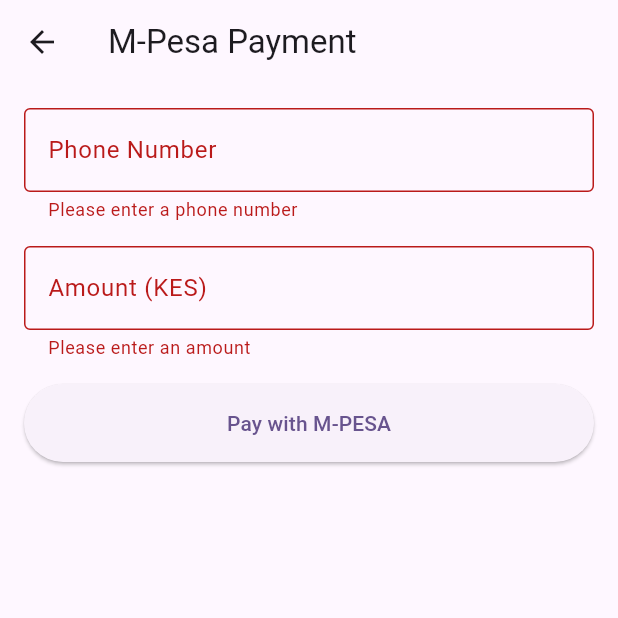
After one commit to m-wambua/Gipaw-tailor, a Flutter app: the MpesaPaymentScreen screen opened directly, after a tap on "Pay with M-PESA", on a phone screen of 412 x 824 dp, the top half of it. The commit adds this screen. Run offline on Flutter 3.47's test engine with Material 3 defaults, Android fonts, the phone set to English and light mode, and no system bars.

Commit message:
added mpesa page

```diff
--- a/lib/homepage.dart
+++ b/lib/homepage.dart
@@ -1,7 +1,7 @@
-
 import 'package:flutter/material.dart';
 import 'package:gipaw_tailor/clothesentrymodel/newandrepare.dart';
 import 'package:gipaw_tailor/contacts/contactspage.dart';
+import 'package:gipaw_tailor/paymentmethod/mpesa/mpesapage.dart';
 import 'package:gipaw_tailor/remindersystem/reminderclass.dart';
 import 'package:gipaw_tailor/remindersystem/reminderpage.dart';
 import 'package:gipaw_tailor/uniforms/sales/salesitems.dart';
@@ -225,7 +225,8 @@ class _MyHomePageState extends State<MyHomePage> {
                         ),
                         TextFormField(
                           controller: _chargesController,
-                          decoration: const InputDecoration(labelText: 'Charges'),
+                          decoration:
+                              const InputDecoration(labelText: 'Charges'),
                           validator: (value) =>
                               value!.isEmpty ? 'Please enter a charge' : null,
                         ),
@@ -815,13 +816,10 @@ class _MyHomePageState extends State<MyHomePage> {
                   ),
                   TextButton(
                       onPressed: () {
-
-
                         Navigator.push(
                             context,
                             MaterialPageRoute(
                                 builder: (context) => const ContactsPage()));
-
                       },
                       child: const Text("Contacts"))
                 ]))
@@ -1006,7 +1004,8 @@ class _MyHomePageState extends State<MyHomePage> {
                 case StockStatus.outOfStock:
                   return Container(
                     margin: const EdgeInsets.only(top: 8),
-                    padding: const EdgeInsets.symmetric(horizontal: 12, vertical: 6),
+                    padding:
+                        const EdgeInsets.symmetric(horizontal: 12, vertical: 6),
                     decoration: BoxDecoration(
                       color: Colors.red.shade50,
                       borderRadius: BorderRadius.circular(4),
@@ -1029,7 +1028,8 @@ class _MyHomePageState extends State<MyHomePage> {
                         ),
                         const SizedBox(width: 12),
                         TextButton.icon(
-                          icon: const Icon(Icons.warning_amber_rounded, size: 18),
+                          icon:
+                              const Icon(Icons.warning_amber_rounded, size: 18),
                           label: const Text('Request Item'),
                           style: TextButton.styleFrom(
                             backgroundColor: Colors.orange.shade50,
@@ -1129,8 +1129,8 @@ class _MyHomePageState extends State<MyHomePage> {
                                     const SizedBox(width: 10),
                                     Expanded(
                                       child: DropdownButtonFormField<String>(
-                                        decoration:
-                                            const InputDecoration(labelText: "Color"),
+                                        decoration: const InputDecoration(
+                                            labelText: "Color"),
                                         items: entries[index]['availableColors']
                                             .map<DropdownMenuItem<String>>(
                                                 (color) {
@@ -1151,8 +1151,8 @@ class _MyHomePageState extends State<MyHomePage> {
                                     const SizedBox(width: 10),
                                     Expanded(
                                       child: DropdownButtonFormField<String>(
-                                        decoration:
-                                            const InputDecoration(labelText: "Size"),
+                                        decoration: const InputDecoration(
+                                            labelText: "Size"),
                                         items: entries[index]['availableSizes']
                                             .map<DropdownMenuItem<String>>(
                                                 (size) {
@@ -1195,8 +1195,8 @@ class _MyHomePageState extends State<MyHomePage> {
                                     const SizedBox(width: 10),
                                     Expanded(
                                       child: DropdownButtonFormField<String>(
-                                        decoration:
-                                            const InputDecoration(labelText: "Prize"),
+                                        decoration: const InputDecoration(
+                                            labelText: "Prize"),
                                         items: entries[index]['availablePrizes']
                                             .map<DropdownMenuItem<String>>(
                                                 (prize) {
@@ -1235,7 +1235,8 @@ class _MyHomePageState extends State<MyHomePage> {
                                 ),
                               ),
                               Padding(
-                                  padding: const EdgeInsets.only(left: 8, bottom: 16),
+                                  padding: const EdgeInsets.only(
+                                      left: 8, bottom: 16),
                                   child: buildStockStatus(entries[index]))
                             ],
                           );
@@ -1613,13 +1614,14 @@ class _MyHomePageState extends State<MyHomePage> {
               content: Column(
                 mainAxisSize: MainAxisSize.min,
                 children: [
-                  TextFormField(
-                    decoration:
-                        const InputDecoration(labelText: "Enter phone Number"),
-                  ),
-                  TextFormField(
-                    decoration: const InputDecoration(labelText: "Enter amount"),
-                  ),
+                  ElevatedButton(
+                      onPressed: () {
+                        Navigator.push(
+                            context,
+                            MaterialPageRoute(
+                                builder: (context) => MpesaPaymentScreen()));
+                      },
+                      child: Text("Lipa na Mpesa"))
                 ],
               ),
               actions: [
@@ -1631,7 +1633,8 @@ class _MyHomePageState extends State<MyHomePage> {
                           Navigator.pop(context);
                         },
                         child: const Text('cancel')),
-                    ElevatedButton(onPressed: () {}, child: const Text('Prompt'))
+                    ElevatedButton(
+                        onPressed: () {}, child: const Text('Prompt'))
                   ],
                 )
               ],
@@ -1748,8 +1751,8 @@ class _MyHomePageState extends State<MyHomePage> {
                                 const SizedBox(width: 10),
                                 Expanded(
                                   child: DropdownButtonFormField<String>(
-                                    decoration:
-                                        const InputDecoration(labelText: "Color"),
+                                    decoration: const InputDecoration(
+                                        labelText: "Color"),
                                     items: entries[index]['availableColors']
                                         .map<DropdownMenuItem<String>>((color) {
                                       return DropdownMenuItem<String>(
@@ -1769,8 +1772,8 @@ class _MyHomePageState extends State<MyHomePage> {
                                 const SizedBox(width: 10),
                                 Expanded(
                                   child: DropdownButtonFormField<String>(
-                                    decoration:
-                                        const InputDecoration(labelText: "Size"),
+                                    decoration: const InputDecoration(
+                                        labelText: "Size"),
                                     items: entries[index]['availableSizes']
                                         .map<DropdownMenuItem<String>>((size) {
                                       return DropdownMenuItem<String>(
@@ -1792,8 +1795,8 @@ class _MyHomePageState extends State<MyHomePage> {
                                   child: TextFormField(
                                     controller: entries[index]
                                         ['numberController'],
-                                    decoration:
-                                        const InputDecoration(labelText: "Number"),
+                                    decoration: const InputDecoration(
+                                        labelText: "Number"),
                                     keyboardType: TextInputType.number,
                                     onChanged: (value) {
                                       updateCalculatedPrice(index);
--- /dev/null
+++ b/lib/paymentmethod/mpesa/mpesapage.dart
@@ -0,0 +1,168 @@
+import 'dart:convert';
+
+import 'package:flutter/material.dart';
+import 'package:http/http.dart' as http;
+
+class MpesaPaymentScreen extends StatefulWidget {
+  const MpesaPaymentScreen({Key? key}) : super(key: key);
+  @override
+  _MpesaPaymentScreenState createState() => _MpesaPaymentScreenState();
+}
+
+class _MpesaPaymentScreenState extends State<MpesaPaymentScreen> {
+  final _formKey = GlobalKey<FormState>();
+  final _amountController = TextEditingController();
+  final _phoneNumberController = TextEditingController();
+  bool _isLoading = false;
+  String? _status;
+
+  final String apiUrl = 'http://yout-api-domin.com/api/mpesa/stkpush';
+
+  Future<void> _initiateSTKPush() async {
+    if (!_formKey.currentState!.validate()) return;
+    setState(() {
+      _isLoading = true;
+      _status = null;
+    });
+
+    try {
+      final response = await http.post(
+        Uri.parse(apiUrl),
+        headers: {'Content-Type': 'application/json'},
+        body: json.encode({
+          'phone_number': _phoneNumberController.text,
+          'amount': double.parse(_amountController.text),
+        }),
+      );
+      if (response.statusCode == 200) {
+        setState(() {
+          _status = 'Payment Initiated! Please check your phone.';
+        });
+      } else {
+        final error = json.decode(response.body);
+        setState(() {
+          _status = "Error: ${error['detail'] ?? "Failed to initiate payment"}";
+        });
+      }
+    } catch (e) {
+      setState(() {
+        _status = "Error: Could not connect to the server";
+      });
+    } finally {
+      setState(() {
+        _isLoading = false;
+      });
+    }
+  }
+
+  @override
+  Widget build(BuildContext context) {
+    return Scaffold(
+      appBar: AppBar(
+        title: Text('M-Pesa Payment'),
+      ),
+      body: Padding(
+        padding: const EdgeInsets.all(16.0),
+        child: Form(
+            key: _formKey,
+            child: Column(
+              crossAxisAlignment: CrossAxisAlignment.stretch,
+              children: [
+                TextFormField(
+                  controller: _phoneNumberController,
+                  decoration: const InputDecoration(
+                    labelText: 'Phone Number',
+                    hintText: '254712345678',
+                    border: OutlineInputBorder(),
+                  ),
+                  keyboardType: TextInputType.phone,
+                  validator: (value) {
+                    if (value == null || value.isEmpty) {
+                      return 'Please enter a phone number';
+                    }
+                    // Basic phone number validation
+                    String cleanedNumber = value.replaceAll(RegExp(r'\D'), '');
+                    if (!cleanedNumber.startsWith('254')) {
+                      return 'Phone number must start with 254';
+                    }
+                    if (cleanedNumber.length != 12) {
+                      return 'Invalid phone number length';
+                    }
+                    return null;
+                  },
+                ),
+                const SizedBox(
+                  height: 16,
+                ),
+                TextFormField(
+                  controller: _amountController,
+                  decoration: const InputDecoration(
+                    labelText: "Amount (KES)",
+                    hintText: "Enter amount",
+                    border: OutlineInputBorder(),
+                  ),
+                  keyboardType: TextInputType.number,
+                  validator: (value) {
+                    if (value == null || value.isEmpty) {
+                      return 'Please enter an amount';
+                    }
+                    if (double.tryParse(value) == null) {
+                      return 'Please enter a valid number';
+                    }
+                    if (double.parse(value) <= 0) {
+                      return 'Amount must be greater than 0';
+                    }
+                    return null;
+                  },
+                ),
+                const SizedBox(
+                  height: 16,
+                ),
+                ElevatedButton(
+                  onPressed: _isLoading ? null : _initiateSTKPush,
+                  style: ElevatedButton.styleFrom(
+                    padding: const EdgeInsets.symmetric(vertical: 16),
+                  ),
+                  child: _isLoading
+                      ? const Row(
+                          mainAxisAlignment: MainAxisAlignment.center,
+                          children: [
+                            SizedBox(
+                              width: 20,
+                              height: 20,
+                              child: CircularProgressIndicator(
+                                strokeWidth: 2,
+                              ),
+                            ),
+                            const SizedBox(width: 8),
+                            Text("Processing...."),
+                          ],
+                        )
+                      : const Text('Pay with M-PESA'),
+                ),
+                if (_status != null) ...[
+                  const SizedBox(
+                    height: 16,
+                  ),
+                  Text(
+                    _status!,
+                    style: TextStyle(
+                        color: _status!.contains("Error")
+                            ? Colors.red
+                            : Colors.green),
+                    textAlign: TextAlign.center,
+                  )
+                ]
+              ],
+            )),
+      ),
+    );
+  }
+
+  @override
+  void dispose() {
+    _phoneNumberController.dispose();
+    _amountController.dispose();
+    super.dispose();
+  }
+}
--- a/pubspec.yaml
+++ b/pubspec.yaml
@@ -37,6 +37,7 @@ dependencies:
   uuid: ^4.5.1
   path: any
   file_picker: ^8.1.7
+  http: ^1.3.0
 
 dev_dependencies:
   flutter_test:
```
Also changed, not shown: pubspec.lock.
